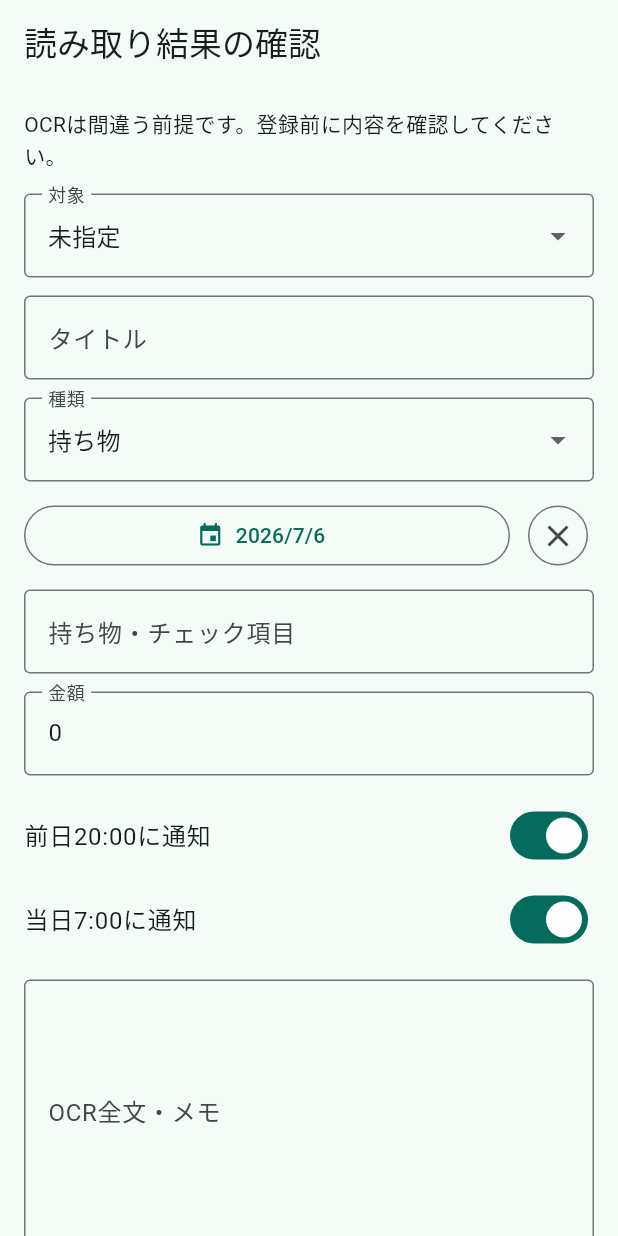
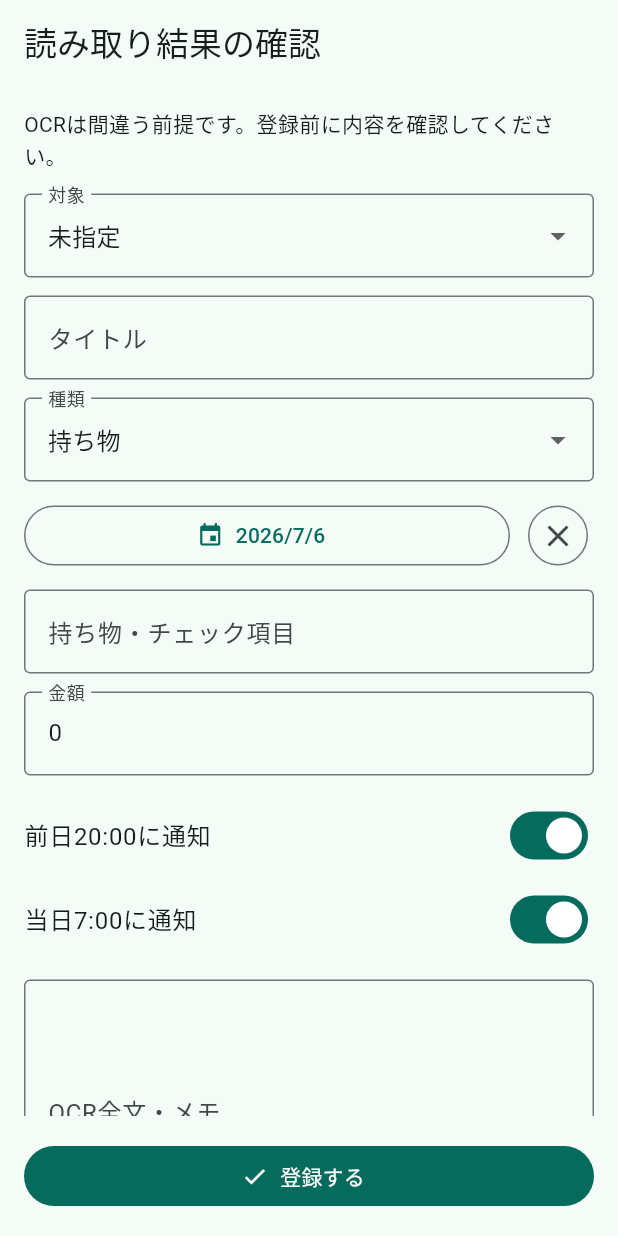
Before and after one commit to neoenox/ashita-motsumono, a Flutter app: the ReviewExtractionScreen screen opened directly with empty values, on a phone screen of 412 x 824 dp. Run offline on Flutter 3.47's test engine with Material 3 defaults, Android fonts, the phone set to English and light mode, and no system bars; our stand-ins replace drift, flutter_local_notifications, flutter_timezone, google_mobile_ads, image_picker, in_app_purchase and 2 more; missing offline and left inert: google_mlkit_text_recognition; accounts and stored records are empty; generated files the repository leaves out were written again; network calls fail.

Commit message:
fix: prevent buttons from being hidden behind system navigation bar on Android 15+
- AddTodoScreen: add bottom padding to ListView using viewPadding.bottom
  so the '登録' button stays above the navigation bar in 3-button mode
  while looking natural in gesture navigation
- ReviewExtractionScreen: move '登録する' button to bottomNavigationBar
  with SafeArea wrapper for proper system inset handling
- HomeScreen: ad banner already in bottomNavigationBar (no change needed)

This addresses Android 15+ (API 35) forced edge-to-edge behavior where
content extends behind system bars. The Scaffold body does not auto-pad
for system insets - only AppBar and bottomNavigationBar do.

```diff
--- a/lib/src/screens/review_extraction_screen.dart
+++ b/lib/src/screens/review_extraction_screen.dart
@@ -159,13 +159,17 @@ class _ReviewExtractionScreenState extends State<ReviewExtractionScreen> {
             minLines: 6,
             maxLines: 12,
           ),
-          const SizedBox(height: 16),
-          FilledButton.icon(
+        ],
+      ),
+      bottomNavigationBar: SafeArea(
+        child: Padding(
+          padding: const EdgeInsets.all(16),
+          child: FilledButton.icon(
             onPressed: _save,
             icon: const Icon(Icons.check),
             label: const Text('登録する'),
           ),
-        ],
+        ),
       ),
     );
   }
```
Also changed, not shown: lib/src/screens/add_todo_screen.dart (+5 -2 lines).
